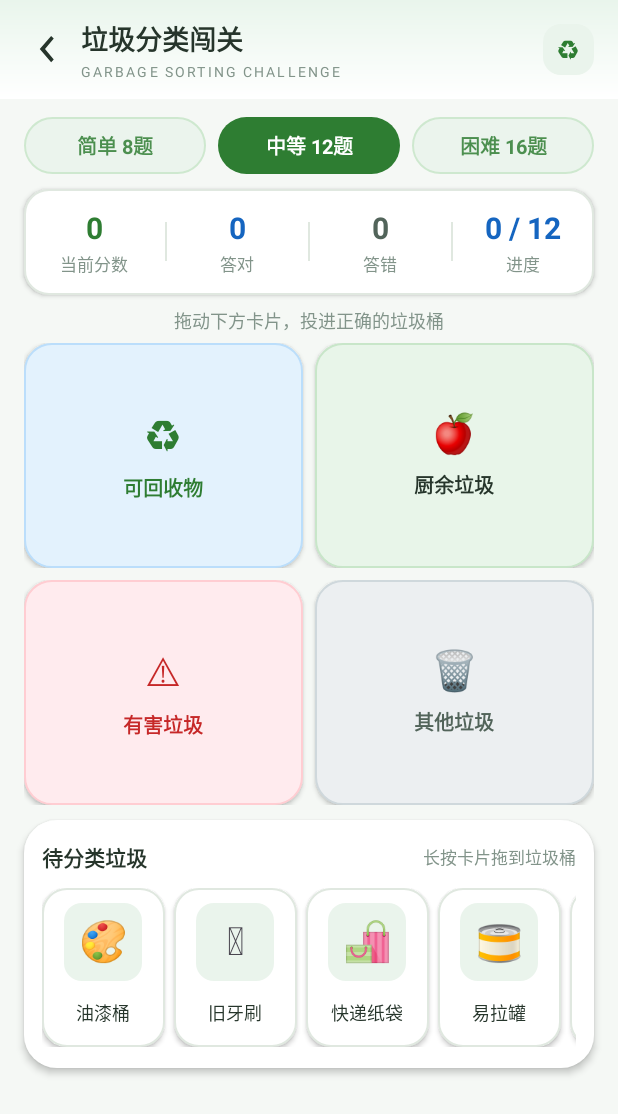
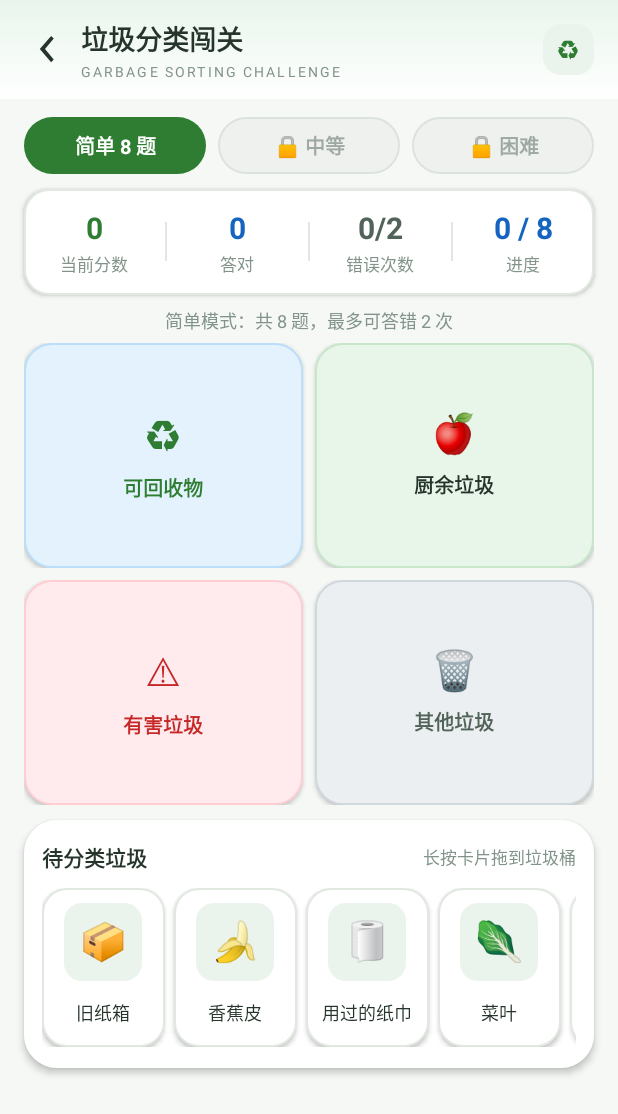
Before and after one commit to Lina-110111/JingShi-AI, an Android app: the GameActivity screen opened directly, with no data from a screen before it, on a phone screen of 412 x 824 dp. Shown: the top 1114 px of the screen. Run offline under Robolectric (Android 15) with nearby library versions, the phone set to English and light mode, and no system bars.

Commit message:
feat(game): 三档难度改为顺序闯关，加入错误次数上限与关卡解锁

```diff
--- a/android-app/app/src/main/java/cn/edu/sicnu/cs/hln/jingshiai/game/GameActivity.kt
+++ b/android-app/app/src/main/java/cn/edu/sicnu/cs/hln/jingshiai/game/GameActivity.kt
@@ -7,6 +7,7 @@ import android.view.DragEvent
 import android.view.View
 import android.view.animation.OvershootInterpolator
 import android.widget.TextView
+import android.widget.Toast
 import androidx.appcompat.app.AlertDialog
 import androidx.appcompat.app.AppCompatActivity
 import androidx.core.content.ContextCompat
@@ -15,16 +16,16 @@ import cn.edu.sicnu.cs.hln.jingshiai.R
 import cn.edu.sicnu.cs.hln.jingshiai.databinding.ActivityGameBinding
 
 /**
- * 垃圾分类拖拽主页面。
+ * 垃圾分类闯关主页面。
+ *
+ * 闯关规则：
+ * 1. 三档难度按 简单 → 中等 → 困难 顺序解锁，必须先通过前一关才能进入下一关；
+ * 2. 简单 / 中等最多允许答错 2 次，困难最多 3 次，超过即本关失败、整局结束；
+ * 3. 答完全部题目且错误次数未超限，视为通过本关，解锁下一难度。
  *
  * 交互流程：
- * 1. 顶部可切换简单 / 中等 / 困难三档模式，切换后立即按该模式重新抽题开局；
- * 2. 底部横向列表展示垃圾卡片，长按卡片启动系统拖拽（startDragAndDrop）；
- * 3. 上方四个垃圾桶通过 OnDragListener 接收拖拽事件，松手时判定分类；
- * 4. 分类正确 +10 分，分类错误 -5 分（最低 0 分），并给出文字反馈与桶动画；
- * 5. 卡片作答后从列表移除，全部答完弹出结算对话框。
- *
- * 判分与数据都在本地完成，后续接后端时只需替换 GarbageRepository 的数据来源。
+ * 长按底部卡片启动系统拖拽（startDragAndDrop），松手落在垃圾桶上判定分类；
+ * 分类正确 +10 分，错误 -5 分（最低 0 分）并消耗一次错误额度。
  */
 class GameActivity : AppCompatActivity() {
 
@@ -40,8 +41,14 @@ class GameActivity : AppCompatActivity() {
     private var wrongCount = 0
     private var totalCount = 0
 
-    /** 当前难度模式，默认中等 */
-    private var mode: GarbageMode = GarbageMode.NORMAL
+    /** 已解锁的最高关卡序号：0 只有简单、1 到中等、2 全解锁（仅本次进入有效） */
+    private var unlockedLevel = 0
+
+    /** 当前关卡，进入时固定从简单开始 */
+    private var mode: GarbageMode = GarbageMode.EASY
+
+    /** 本关是否已结束（通关或失败），结束后不再响应拖拽 */
+    private var roundFinished = false
 
     /** 当前拖拽中的卡片与它在列表中的位置 */
     private var draggingItem: GarbageItem? = null
@@ -75,13 +82,17 @@ class GameActivity : AppCompatActivity() {
 
         binding.ivBack.setOnClickListener { finish() }
 
+        // 每次进入游戏都只有简单关可玩，通关后在同一次游戏内解锁下一关
+        unlockedLevel = 0
+        mode = GarbageMode.EASY
+
         setupModeChips()
         setupRecyclerView()
         setupBins()
         startRound(mode)
     }
 
-    /** 三档难度按钮：点击切换模式并重新开局 */
+    /** 三档难度按钮：只能点已解锁的关卡 */
     private fun setupModeChips() {
         modeChips = listOf(
             binding.chipEasy to GarbageMode.EASY,
@@ -91,9 +102,24 @@ class GameActivity : AppCompatActivity() {
 
         modeChips.forEach { (chip, chipMode) ->
             chip.setOnClickListener {
-                if (mode != chipMode) {
-                    mode = chipMode
-                    startRound(chipMode)
+                when {
+                    !isUnlocked(chipMode) -> {
+                        val previous = GarbageMode.values().getOrNull(chipMode.ordinal - 1)
+                        val tip = getString(
+                            R.string.game_feedback_locked,
+                            previous?.label ?: GarbageMode.EASY.label,
+                            chipMode.label
+                        )
+                        showFeedback(tip, false)
+                        Toast.makeText(this, tip, Toast.LENGTH_SHORT).show()
+                    }
+
+                    chipMode == mode -> Unit
+
+                    else -> {
+                        mode = chipMode
+                        startRound(chipMode)
+                    }
                 }
             }
         }
@@ -110,13 +136,14 @@ class GameActivity : AppCompatActivity() {
         binding.rvGarbage.adapter = adapter
     }
 
-    /** 开始新一局：重置计分、按模式抽题、打乱顺序、刷新界面 */
+    /** 开始新一关：重置计分、按模式抽题、打乱顺序、刷新界面 */
     private fun startRound(target: GarbageMode) {
         resetDragState()
 
         score = 0
         correctCount = 0
         wrongCount = 0
+        roundFinished = false
 
         // 抽题时已在 GarbageRepository 里做过分类均衡 + 整体打乱
         val roundItems = GarbageRepository.buildRound(target)
@@ -125,25 +152,53 @@ class GameActivity : AppCompatActivity() {
 
         updateScoreUi()
         updateModeChips()
-        showFeedback(getString(R.string.game_feedback_default), null)
+        showFeedback(
+            getString(R.string.game_feedback_round_start, target.label, totalCount, target.maxWrong),
+            null
+        )
 
         binding.rvGarbage.scrollToPosition(0)
     }
 
-    /** 刷新三档按钮的选中外观 */
+    /** 是否已解锁某一关 */
+    private fun isUnlocked(target: GarbageMode): Boolean = target.ordinal <= unlockedLevel
+
+    /** 通关后解锁下一关（只在本次游戏内有效，退出重进仍从简单开始） */
+    private fun unlockNext(target: GarbageMode) {
+        val next = target.next() ?: return
+        if (next.ordinal <= unlockedLevel) return
+
+        unlockedLevel = next.ordinal
+    }
+
+    /** 刷新三档按钮：选中 / 可点 / 锁定三种外观 */
     private fun updateModeChips() {
         modeChips.forEach { (chip, chipMode) ->
-            val selected = chipMode == mode
+            val unlocked = isUnlocked(chipMode)
+            val selected = unlocked && chipMode == mode
+
             chip.setBackgroundResource(
-                if (selected) R.drawable.game_bg_chip_selected else R.drawable.game_bg_chip_normal
+                when {
+                    selected -> R.drawable.game_bg_chip_selected
+                    unlocked -> R.drawable.game_bg_chip_normal
+                    else -> R.drawable.game_bg_chip_locked
+                }
             )
             chip.setTextColor(
                 ContextCompat.getColor(
                     this,
-                    if (selected) R.color.game_card_white else R.color.game_primary_green
+                    when {
+                        selected -> R.color.game_card_white
+                        unlocked -> R.color.game_primary_green
+                        else -> R.color.game_locked_text
+                    }
                 )
             )
-            chip.alpha = if (selected) 1f else 0.85f
+            chip.text = if (unlocked) {
+                "${chipMode.label} ${chipMode.desc}"
+            } else {
+                getString(R.string.game_mode_locked_format, chipMode.label)
+            }
         }
     }
 
@@ -168,7 +223,7 @@ class GameActivity : AppCompatActivity() {
 
     /** 长按卡片，启动系统原生拖拽 */
     private fun startDrag(view: View, item: GarbageItem, position: Int) {
-        if (isJudging) return
+        if (isJudging || roundFinished) return
 
         draggingItem = item
         draggingIndex = position
@@ -224,12 +279,14 @@ class GameActivity : AppCompatActivity() {
         bin.setBackgroundResource(resId)
     }
 
-    /** 判定分类、计分、播放反馈动画、移除卡片 */
+    /** 判定分类、计分、消耗错误额度、移除卡片，并判断是否通关或失败 */
     private fun judge(item: GarbageItem, binType: Int, bin: View) {
-        if (isJudging) return
+        if (isJudging || roundFinished) return
         isJudging = true
 
-        if (item.type == binType) {
+        val correct = item.type == binType
+
+        if (correct) {
             score += scorePerCorrect
             correctCount++
             playBinBounce(bin)
@@ -259,13 +316,25 @@ class GameActivity : AppCompatActivity() {
 
         updateScoreUi()
 
+        // 错误次数超过本关额度：整局直接失败，卡片留在原位
+        if (!correct && wrongCount > mode.maxWrong) {
+            roundFinished = true
+            binding.tvFeedback.removeCallbacks(hideFeedbackRunnable)
+            binding.tvFeedback.visibility = View.VISIBLE
+            binding.tvFeedback.alpha = 1f
+            showFeedback(getString(R.string.game_feedback_fail, wrongCount, mode.maxWrong), false)
+            binding.rvGarbage.postDelayed({ showFailDialog() }, 500)
+            return
+        }
+
         // 作答完成后移除该卡片，post 避免在 RecyclerView 布局计算中直接改动数据
         val index = draggingIndex
         if (index >= 0) {
             binding.rvGarbage.post {
                 adapter.removeAt(index)
                 if (adapter.remainingCount() == 0) {
-                    binding.rvGarbage.postDelayed({ showResultDialog() }, 300)
+                    roundFinished = true
+                    binding.rvGarbage.postDelayed({ onRoundCleared() }, 400)
                 }
             }
         }
@@ -283,11 +352,17 @@ class GameActivity : AppCompatActivity() {
         }
     }
 
-    /** 更新顶部分数、正确数、错误数、进度 */
+    /** 更新顶部分数、正确数、错误次数（含本关额度）与进度 */
     private fun updateScoreUi() {
         binding.tvScore.text = score.toString()
         binding.tvCorrect.text = correctCount.toString()
-        binding.tvWrong.text = wrongCount.toString()
+        binding.tvWrong.text = getString(R.string.game_wrong_value, wrongCount, mode.maxWrong)
+        binding.tvWrong.setTextColor(
+            ContextCompat.getColor(
+                this,
+                if (wrongCount > mode.maxWrong) R.color.game_warn else R.color.game_text_body
+            )
+        )
         binding.tvProgress.text =
             getString(R.string.game_progress_value, correctCount + wrongCount, totalCount)
     }
@@ -347,26 +422,70 @@ class GameActivity : AppCompatActivity() {
         }
     }
 
-    /** 全部答完弹出结算对话框，再来一局保持当前模式 */
-    private fun showResultDialog() {
+    /** 题目全部答完且未超错额：解锁下一关或提示全部通关 */
+    private fun onRoundCleared() {
         if (isFinishing || isDestroyed) return
 
-        val answered = correctCount + wrongCount
-        val accuracy = if (answered == 0) 0 else correctCount * 100 / answered
+        val next = mode.next()
+        if (next == null) {
+            showAllPassedDialog()
+        } else {
+            unlockNext(mode)
+            updateModeChips()
+            showPassDialog(next)
+        }
+    }
 
+    /** 通关弹窗：直接进入下一关 */
+    private fun showPassDialog(next: GarbageMode) {
         AlertDialog.Builder(this)
-            .setTitle(getString(R.string.game_result_title_with_mode, mode.label))
+            .setTitle(getString(R.string.game_pass_title, mode.label))
             .setMessage(
                 getString(
-                    R.string.game_result_message,
+                    R.string.game_pass_message,
                     score,
                     correctCount,
                     wrongCount,
-                    accuracy
+                    next.label,
+                    next.totalCount
+                )
+            )
+            .setCancelable(false)
+            .setPositiveButton(getString(R.string.game_next_mode, next.label)) { _, _ ->
+                mode = next
+                startRound(next)
+            }
+            .setNegativeButton(R.string.game_exit) { _, _ -> finish() }
+            .show()
+    }
+
+    /** 三关全部通过 */
+    private fun showAllPassedDialog() {
+        AlertDialog.Builder(this)
+            .setTitle(R.string.game_all_pass_title)
+            .setMessage(
+                getString(
+                    R.string.game_all_pass_message,
+                    score,
+                    correctCount,
+                    wrongCount
                 )
             )
             .setCancelable(false)
             .setPositiveButton(R.string.game_play_again) { _, _ -> startRound(mode) }
+            .setNegativeButton(R.string.game_exit) { _, _ -> finish() }
+            .show()
+    }
+
+    /** 错误次数超限：挑战失败 */
+    private fun showFailDialog() {
+        if (isFinishing || isDestroyed) return
+
+        AlertDialog.Builder(this)
+            .setTitle(R.string.game_fail_title)
+            .setMessage(getString(R.string.game_fail_message, mode.label, mode.maxWrong, wrongCount))
+            .setCancelable(false)
+            .setPositiveButton(R.string.game_retry) { _, _ -> startRound(mode) }
             .setNegativeButton(R.string.game_exit) { _, _ -> finish() }
             .show()
     }
--- a/android-app/app/src/main/java/cn/edu/sicnu/cs/hln/jingshiai/game/GarbageItem.kt
+++ b/android-app/app/src/main/java/cn/edu/sicnu/cs/hln/jingshiai/game/GarbageItem.kt
@@ -26,23 +26,30 @@ object GarbageType {
 }
 
 /**
- * 三档难度模式。
+ * 三档难度模式，按"简单 → 中等 → 困难"的顺序闯关解锁。
  *
  * @param perType   每类抽几题（四类各取这么多，总数 = perType × 4）
  * @param maxLevel  可抽到的最高难度等级：1 简单、2 中等、3 困难
+ * @param maxWrong  本关允许答错的次数，超过即整局失败
+ *
+ * 枚举声明顺序就是闯关顺序，[ordinal] 直接当作关卡序号用。
  */
 enum class GarbageMode(
     val label: String,
     val desc: String,
     val perType: Int,
-    val maxLevel: Int
+    val maxLevel: Int,
+    val maxWrong: Int
 ) {
-    EASY("简单", "8 题", perType = 2, maxLevel = 1),
-    NORMAL("中等", "12 题", perType = 3, maxLevel = 2),
-    HARD("困难", "16 题", perType = 4, maxLevel = 3);
+    EASY("简单", "8 题", perType = 2, maxLevel = 1, maxWrong = 2),
+    NORMAL("中等", "12 题", perType = 3, maxLevel = 2, maxWrong = 2),
+    HARD("困难", "16 题", perType = 4, maxLevel = 3, maxWrong = 3);
 
     /** 一局总题数 */
     val totalCount: Int get() = perType * 4
+
+    /** 下一关，已经是最后一关时返回 null */
+    fun next(): GarbageMode? = values().getOrNull(ordinal + 1)
 }
 
 /**
--- /dev/null
+++ b/android-app/app/src/main/res/drawable/game_bg_chip_locked.xml
@@ -0,0 +1,10 @@
+<?xml version="1.0" encoding="utf-8"?>
+<!-- 未解锁的难度按钮：灰底 + 灰边 + 全圆角，与可点状态区分开 -->
+<shape xmlns:android="http://schemas.android.com/apk/res/android"
+    android:shape="rectangle">
+    <solid android:color="@color/game_locked_bg" />
+    <corners android:radius="19dp" />
+    <stroke
+        android:width="1dp"
+        android:color="@color/game_locked_border" />
+</shape>
--- a/android-app/app/src/main/res/values/game_colors.xml
+++ b/android-app/app/src/main/res/values/game_colors.xml
@@ -25,4 +25,9 @@
 
     <!-- 错误反馈专用色（色卡未定义警示色，仅用于答错提示，不参与整体配色） -->
     <color name="game_warn">#C62828</color>
+
+    <!-- 未解锁关卡按钮：去掉饱和度的灰绿，视觉上明显"不可点" -->
+    <color name="game_locked_bg">#EFF1EF</color>
+    <color name="game_locked_border">#DCE3DC</color>
+    <color name="game_locked_text">#9DA9A1</color>
 </resources>
--- a/android-app/app/src/main/res/values/game_strings.xml
+++ b/android-app/app/src/main/res/values/game_strings.xml
@@ -11,11 +11,14 @@
     <string name="game_mode_easy">简单 8题</string>
     <string name="game_mode_normal">中等 12题</string>
     <string name="game_mode_hard">困难 16题</string>
+    <!-- 未解锁关卡在按钮上显示的前缀 -->
+    <string name="game_mode_locked_format">🔒 %1$s</string>
 
     <!-- 顶部数据面板 -->
     <string name="game_score_label">当前分数</string>
     <string name="game_correct_label">答对</string>
-    <string name="game_wrong_label">答错</string>
+    <string name="game_wrong_label">错误次数</string>
+    <string name="game_wrong_value">%1$d/%2$d</string>
     <string name="game_progress_label">进度</string>
     <string name="game_progress_value">%1$d / %2$d</string>
 
@@ -32,9 +35,12 @@
 
     <!-- 反馈文案 -->
     <string name="game_feedback_default">拖动下方卡片，投进正确的垃圾桶</string>
+    <string name="game_feedback_round_start">%1$s模式：共 %2$d 题，最多可答错 %3$d 次</string>
     <string name="game_feedback_outside">请把卡片拖进垃圾桶里再松手</string>
     <string name="game_feedback_correct">✅ 分对了！%1$s 属于%2$s，+%3$d 分</string>
     <string name="game_feedback_wrong">❌ 分错了，%1$s 属于%2$s，-%3$d 分</string>
+    <string name="game_feedback_locked">🔒 先通过%1$s模式，才能挑战%2$s模式</string>
+    <string name="game_feedback_fail">❌ 已错 %1$d 次，超过本关 %2$d 次上限</string>
 
     <!-- 结算 -->
     <string name="game_result_title">本局结束</string>
@@ -42,4 +48,16 @@
     <string name="game_result_message">最终得分：%1$d 分\n答对：%2$d 题　答错：%3$d 题\n正确率：%4$d%%</string>
     <string name="game_play_again">再来一局</string>
     <string name="game_exit">退出</string>
+
+    <!-- 通关 -->
+    <string name="game_pass_title">🎉 通过%1$s模式</string>
+    <string name="game_pass_message">得分 %1$d 分　答对 %2$d 题　答错 %3$d 题\n已解锁「%4$s」模式，共 %5$d 题</string>
+    <string name="game_next_mode">进入%1$s</string>
+    <string name="game_all_pass_title">🎉 全部通关！</string>
+    <string name="game_all_pass_message">三档难度全部通过\n本关得分 %1$d 分，答对 %2$d 题，答错 %3$d 题</string>
+
+    <!-- 失败 -->
+    <string name="game_fail_title">❌ 挑战失败</string>
+    <string name="game_fail_message">%1$s模式最多答错 %2$d 次\n本局已答错 %3$d 次，挑战结束</string>
+    <string name="game_retry">再试一次</string>
 </resources>
```
